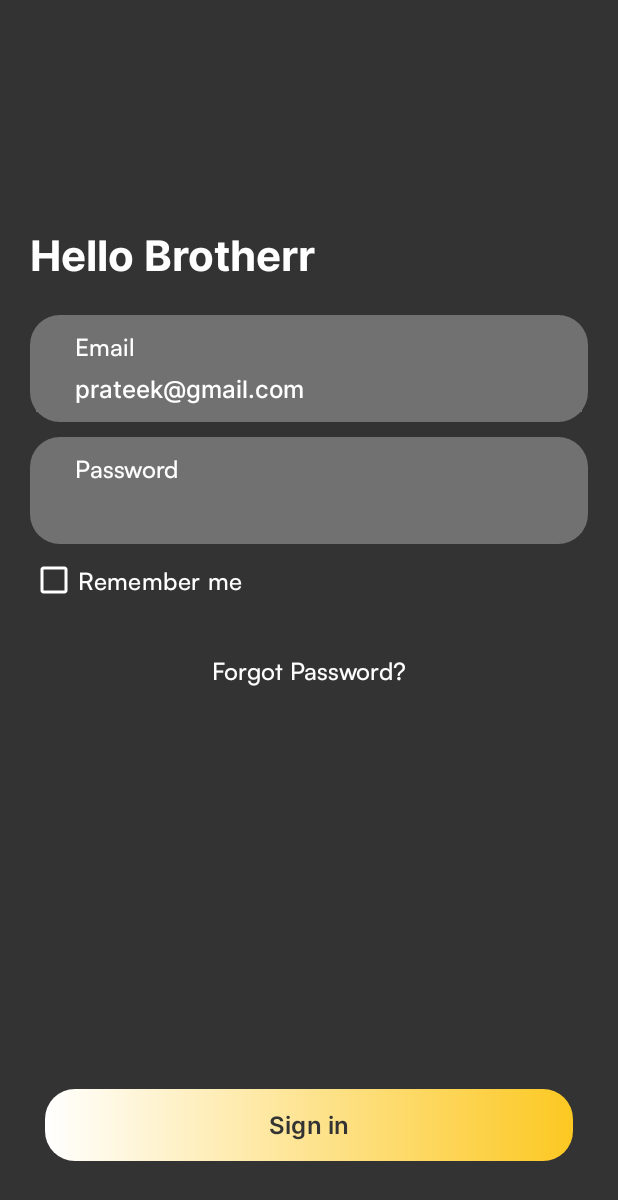
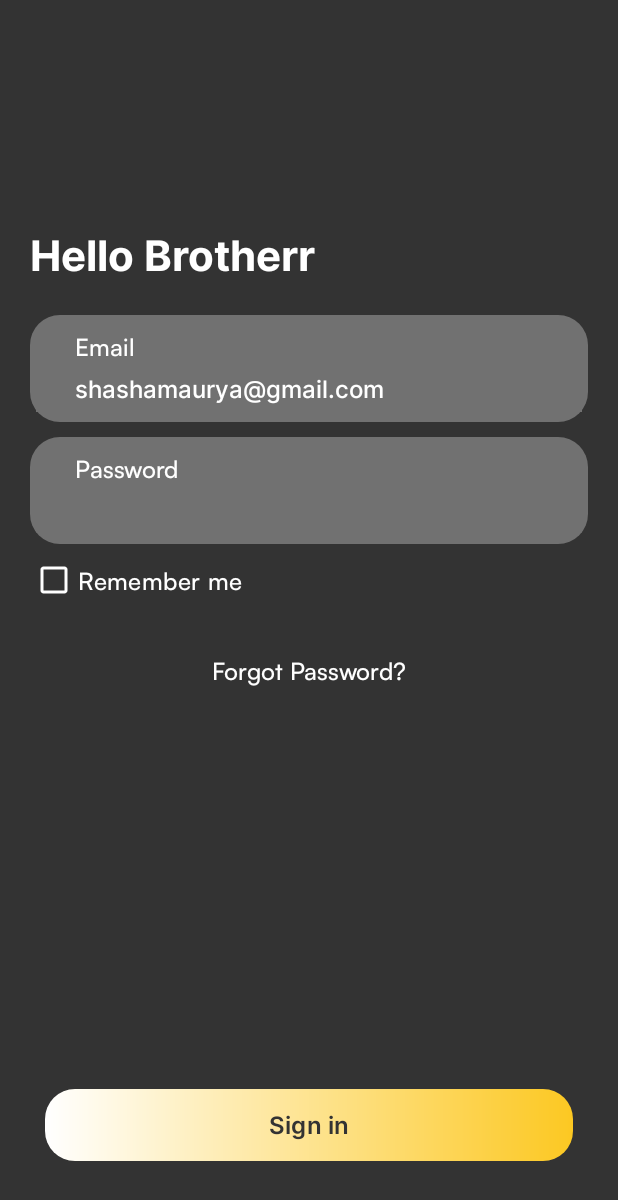
Before and after one commit to MritunjaiMaurya/HungryDevops, an Android app: the layout activity_login.xml on its own in the app's theme, with its tools: preview values and no code run, on a phone screen of 412 x 824 dp. Shown: the top 1200 px of the screen. Run offline under Robolectric (Android 15) with nearby library versions, the phone set to English and light mode, and no system bars.

Commit message:
second commit by prateek

```diff
--- a/app/src/main/res/layout/activity_login.xml
+++ b/app/src/main/res/layout/activity_login.xml
@@ -43,7 +43,7 @@
         android:id="@+id/edtEmail"
         android:layout_width="0dp"
         android:layout_height="40dp"
-        android:text="prateek@gmail.com"
+        android:text="shashamaurya@gmail.com"
         android:paddingHorizontal="30dp"
         android:fontFamily="@font/medium"
         android:textSize="16sp"
```
